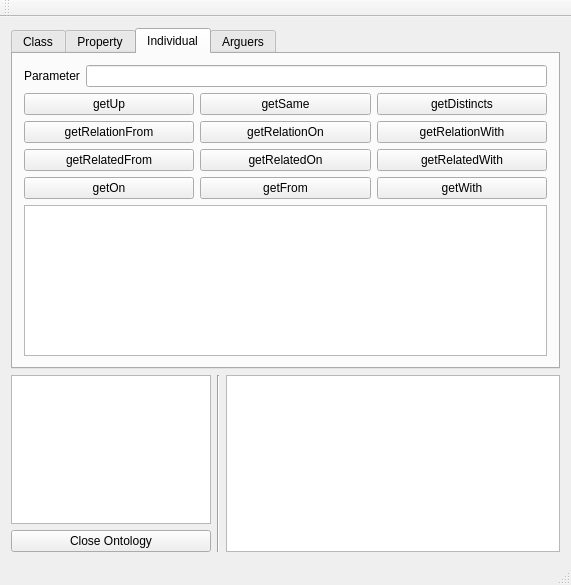
Above: ui/ontologui.ui from sarthou/ontologenius before the change. Below: the same form after it.
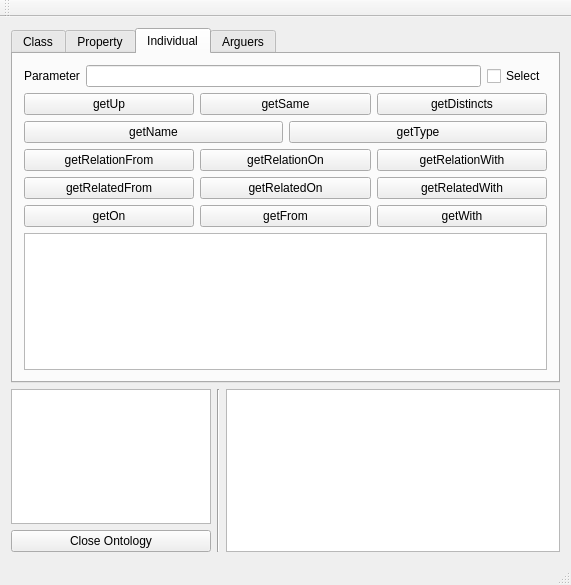
That is the form after the change. Custom widgets are drawn as their Qt base class.

Commit message: [UPDATE] ontoloGUI with getName getType and select

```diff
--- a/ui/ontologui.ui
+++ b/ui/ontologui.ui
@@ -240,6 +240,16 @@
           <item>
            <widget class="QLineEdit" name="individualParameter"/>
           </item>
+          <item>
+           <widget class="QCheckBoxExtended" name="Individual_select">
+            <property name="whatsThis">
+             <string>&lt;html&gt;&lt;head/&gt;&lt;body&gt;&lt;p&gt;&lt;span style=&quot; font-weight:600; font-style:italic;&quot;&gt;select&lt;/span&gt;  is an option that allows you to make a first selection before returning the result. This option can be used with all previous functions. You select in the normal result of the function only the words of the same class/property as the given parameter. &lt;br/&gt;&lt;/p&gt;&lt;p&gt;Command line:&lt;/p&gt;&lt;p&gt;&lt;span style=&quot; font-family:'monospace';&quot;&gt;$ rosservice call /ontoloGenius/individual &amp;quot;{param: 'selector=your_word', action: 'select:your_function'}&amp;quot;&lt;/span&gt;&lt;/p&gt;&lt;/body&gt;&lt;/html&gt;</string>
+            </property>
+            <property name="text">
+             <string>Select</string>
+            </property>
+           </widget>
+          </item>
          </layout>
         </item>
         <item>
@@ -285,6 +295,36 @@
           </item>
          </layout>
         </item>
+        <item>
+         <layout class="QHBoxLayout" name="horizontalLayout_15">
+          <item>
+           <widget class="QPushButtonExtended" name="Individual_getName">
+            <property name="cursor">
+             <cursorShape>PointingHandCursor</cursorShape>
+            </property>
+            <property name="whatsThis">
+             <string>&lt;html&gt;&lt;head/&gt;&lt;body&gt;&lt;p&gt;&lt;span style=&quot; font-weight:600; font-style:italic;&quot;&gt;getName&lt;/span&gt; will give you the label of the individual given in the parameter&lt;br/&gt;&lt;/p&gt;&lt;p&gt;Command line:&lt;/p&gt;&lt;p&gt;&lt;span style=&quot; font-family:'monospace';&quot;&gt;$ rosservice call /ontoloGenius/individual &amp;quot;{param: 'cube1', action: 'getName'}&amp;quot;&lt;/span&gt;&lt;/p&gt;&lt;/body&gt;&lt;/html&gt;</string>
+            </property>
+            <property name="text">
+             <string>getName</string>
+            </property>
+           </widget>
+          </item>
+          <item>
+           <widget class="QPushButtonExtended" name="Individual_getType">
+            <property name="cursor">
+             <cursorShape>PointingHandCursor</cursorShape>
+            </property>
+            <property name="whatsThis">
+             <string>&lt;html&gt;&lt;head/&gt;&lt;body&gt;&lt;p&gt;&lt;span style=&quot; font-weight:600; font-style:italic;&quot;&gt;getType&lt;/span&gt; will give you all the individuals of the type of the given class in the parameter&lt;br/&gt;&lt;/p&gt;&lt;p&gt;Command line:&lt;/p&gt;&lt;p&gt;&lt;span style=&quot; font-family:'monospace';&quot;&gt;$ rosservice call /ontoloGenius/individual &amp;quot;{param: 'cube1', action: 'getType'}&amp;quot;&lt;/span&gt;&lt;/p&gt;&lt;/body&gt;&lt;/html&gt;</string>
+            </property>
+            <property name="text">
+             <string>getType</string>
+            </property>
+           </widget>
+          </item>
+         </layout>
+        </item>
         <item>
          <layout class="QHBoxLayout" name="horizontalLayout_10">
           <item>
@@ -564,6 +604,11 @@
    <extends>QPushButton</extends>
    <header>include/ontoloGenius/ontoloGUI/qpushbuttonextended.h</header>
   </customwidget>
+  <customwidget>
+   <class>QCheckBoxExtended</class>
+   <extends>QCheckBox</extends>
+   <header>include/ontoloGenius/ontoloGUI/QCheckBoxExtended.h</header>
+  </customwidget>
  </customwidgets>
  <resources/>
  <connections/>
```
The commit also changes 2 other files.
